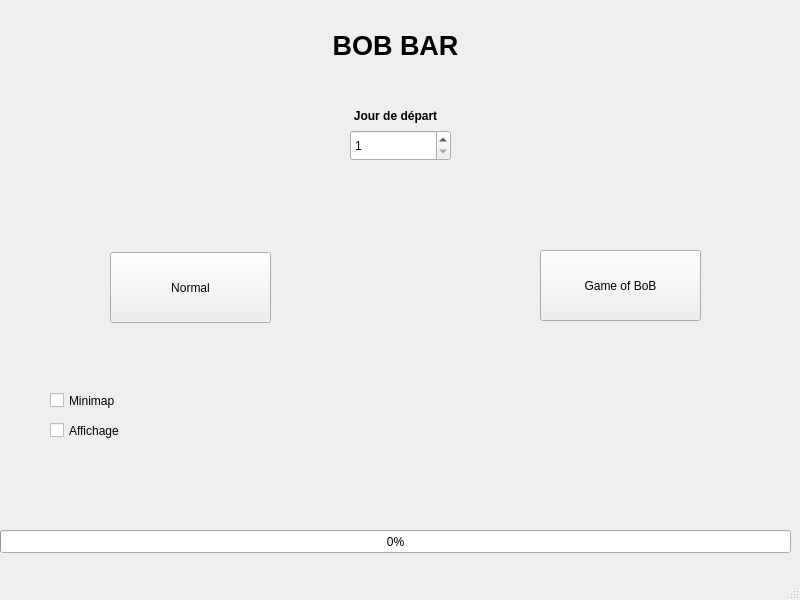
yetanotherf0rked/3a_bobbar, file view/Choice.ui: the form before one commit.
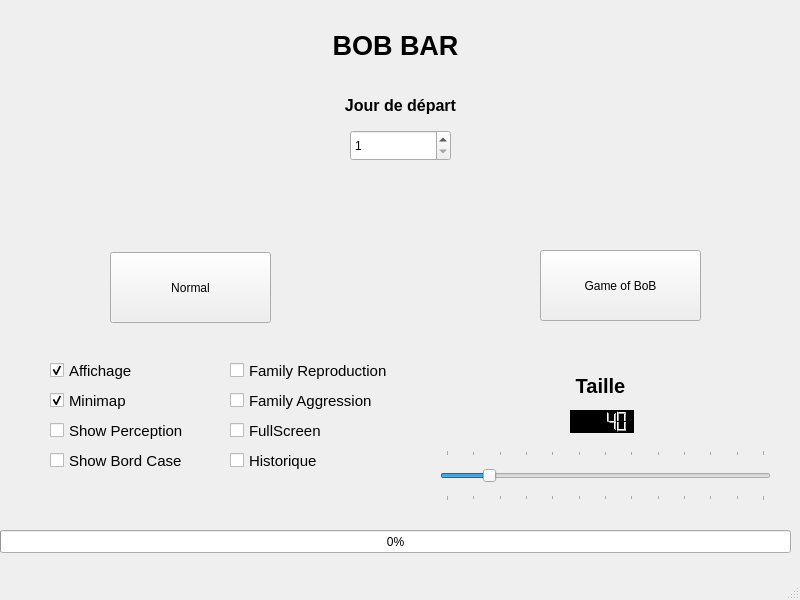
The form after the commit.

```diff
--- a/view/Choice.ui
+++ b/view/Choice.ui
@@ -82,15 +82,15 @@
    <widget class="QLabel" name="label_2">
     <property name="geometry">
      <rect>
-      <x>330</x>
-      <y>90</y>
-      <width>131</width>
+      <x>320</x>
+      <y>80</y>
+      <width>161</width>
       <height>51</height>
      </rect>
     </property>
     <property name="font">
      <font>
-      <pointsize>9</pointsize>
+      <pointsize>12</pointsize>
       <weight>75</weight>
       <bold>true</bold>
      </font>
@@ -124,29 +124,266 @@
       <height>21</height>
      </rect>
     </property>
+    <property name="font">
+     <font>
+      <pointsize>11</pointsize>
+     </font>
+    </property>
     <property name="text">
      <string>Minimap</string>
     </property>
     <property name="checked">
-     <bool>false</bool>
+     <bool>true</bool>
     </property>
    </widget>
    <widget class="QCheckBox" name="affichage">
     <property name="geometry">
      <rect>
       <x>50</x>
-      <y>420</y>
-      <width>85</width>
+      <y>360</y>
+      <width>101</width>
       <height>21</height>
      </rect>
     </property>
+    <property name="font">
+     <font>
+      <pointsize>11</pointsize>
+     </font>
+    </property>
     <property name="text">
      <string>Affichage</string>
     </property>
     <property name="checked">
+     <bool>true</bool>
+    </property>
+   </widget>
+   <widget class="QCheckBox" name="show_Perception">
+    <property name="geometry">
+     <rect>
+      <x>50</x>
+      <y>420</y>
+      <width>151</width>
+      <height>21</height>
+     </rect>
+    </property>
+    <property name="font">
+     <font>
+      <pointsize>11</pointsize>
+     </font>
+    </property>
+    <property name="text">
+     <string>Show Perception</string>
+    </property>
+    <property name="checked">
      <bool>false</bool>
     </property>
    </widget>
+   <widget class="QCheckBox" name="show_Bord_Case">
+    <property name="geometry">
+     <rect>
+      <x>50</x>
+      <y>450</y>
+      <width>151</width>
+      <height>21</height>
+     </rect>
+    </property>
+    <property name="font">
+     <font>
+      <pointsize>11</pointsize>
+     </font>
+    </property>
+    <property name="text">
+     <string>Show Bord Case</string>
+    </property>
+    <property name="checked">
+     <bool>false</bool>
+    </property>
+   </widget>
+   <widget class="QCheckBox" name="family_Reproduction">
+    <property name="geometry">
+     <rect>
+      <x>230</x>
+      <y>360</y>
+      <width>181</width>
+      <height>21</height>
+     </rect>
+    </property>
+    <property name="font">
+     <font>
+      <pointsize>11</pointsize>
+     </font>
+    </property>
+    <property name="text">
+     <string>Family Reproduction</string>
+    </property>
+    <property name="checked">
+     <bool>false</bool>
+    </property>
+   </widget>
+   <widget class="QCheckBox" name="family_Agression">
+    <property name="geometry">
+     <rect>
+      <x>230</x>
+      <y>390</y>
+      <width>161</width>
+      <height>21</height>
+     </rect>
+    </property>
+    <property name="font">
+     <font>
+      <pointsize>11</pointsize>
+     </font>
+    </property>
+    <property name="text">
+     <string>Family Aggression</string>
+    </property>
+    <property name="checked">
+     <bool>false</bool>
+    </property>
+   </widget>
+   <widget class="QCheckBox" name="fullscreen">
+    <property name="geometry">
+     <rect>
+      <x>230</x>
+      <y>420</y>
+      <width>161</width>
+      <height>21</height>
+     </rect>
+    </property>
+    <property name="font">
+     <font>
+      <pointsize>11</pointsize>
+     </font>
+    </property>
+    <property name="text">
+     <string>FullScreen</string>
+    </property>
+    <property name="checked">
+     <bool>false</bool>
+    </property>
+   </widget>
+   <widget class="QCheckBox" name="historique">
+    <property name="geometry">
+     <rect>
+      <x>230</x>
+      <y>450</y>
+      <width>161</width>
+      <height>21</height>
+     </rect>
+    </property>
+    <property name="font">
+     <font>
+      <pointsize>11</pointsize>
+     </font>
+    </property>
+    <property name="text">
+     <string>Historique</string>
+    </property>
+    <property name="checked">
+     <bool>false</bool>
+    </property>
+   </widget>
+   <widget class="QSlider" name="horizontalSlider">
+    <property name="geometry">
+     <rect>
+      <x>440</x>
+      <y>450</y>
+      <width>331</width>
+      <height>51</height>
+     </rect>
+    </property>
+    <property name="focusPolicy">
+     <enum>Qt::StrongFocus</enum>
+    </property>
+    <property name="contextMenuPolicy">
+     <enum>Qt::DefaultContextMenu</enum>
+    </property>
+    <property name="maximum">
+     <number>300</number>
+    </property>
+    <property name="pageStep">
+     <number>1</number>
+    </property>
+    <property name="value">
+     <number>40</number>
+    </property>
+    <property name="orientation">
+     <enum>Qt::Horizontal</enum>
+    </property>
+    <property name="invertedAppearance">
+     <bool>false</bool>
+    </property>
+    <property name="invertedControls">
+     <bool>false</bool>
+    </property>
+    <property name="tickPosition">
+     <enum>QSlider::TicksBothSides</enum>
+    </property>
+    <property name="tickInterval">
+     <number>25</number>
+    </property>
+   </widget>
+   <widget class="QLCDNumber" name="taille">
+    <property name="geometry">
+     <rect>
+      <x>570</x>
+      <y>410</y>
+      <width>64</width>
+      <height>23</height>
+     </rect>
+    </property>
+    <property name="font">
+     <font>
+      <weight>50</weight>
+      <bold>false</bold>
+      <stylestrategy>PreferDefault</stylestrategy>
+     </font>
+    </property>
+    <property name="focusPolicy">
+     <enum>Qt::NoFocus</enum>
+    </property>
+    <property name="contextMenuPolicy">
+     <enum>Qt::DefaultContextMenu</enum>
+    </property>
+    <property name="styleSheet">
+     <string notr="true">background-color: rgb(0, 0, 0);</string>
+    </property>
+    <property name="frameShape">
+     <enum>QFrame::Panel</enum>
+    </property>
+    <property name="frameShadow">
+     <enum>QFrame::Plain</enum>
+    </property>
+    <property name="smallDecimalPoint">
+     <bool>false</bool>
+    </property>
+    <property name="value" stdset="0">
+     <double>40.000000000000000</double>
+    </property>
+   </widget>
+   <widget class="QLabel" name="label_3">
+    <property name="geometry">
+     <rect>
+      <x>480</x>
+      <y>360</y>
+      <width>241</width>
+      <height>51</height>
+     </rect>
+    </property>
+    <property name="font">
+     <font>
+      <pointsize>15</pointsize>
+      <weight>75</weight>
+      <bold>true</bold>
+     </font>
+    </property>
+    <property name="text">
+     <string>Taille</string>
+    </property>
+    <property name="alignment">
+     <set>Qt::AlignCenter</set>
+    </property>
+   </widget>
   </widget>
   <widget class="QMenuBar" name="menubar">
    <property name="geometry">
```
Left out of the diff: 18 changed lines with no effect on the pictures.
